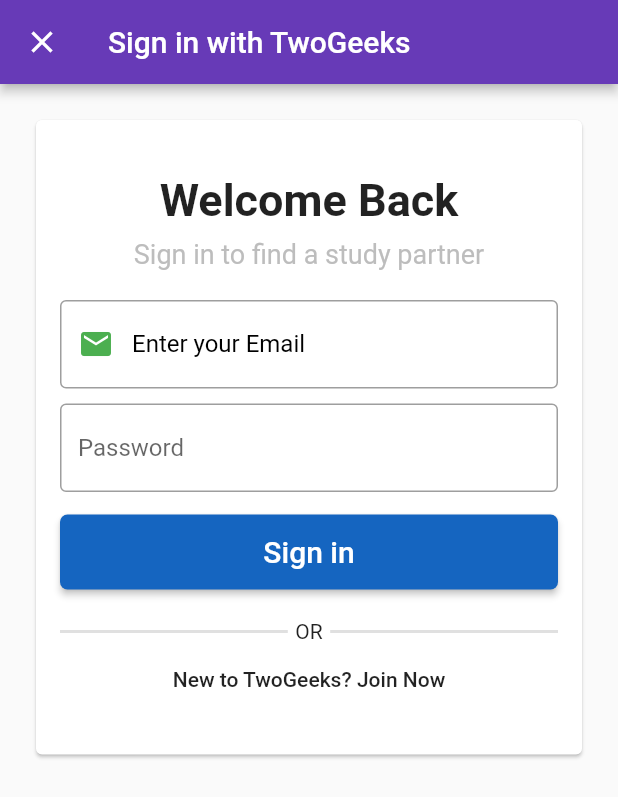
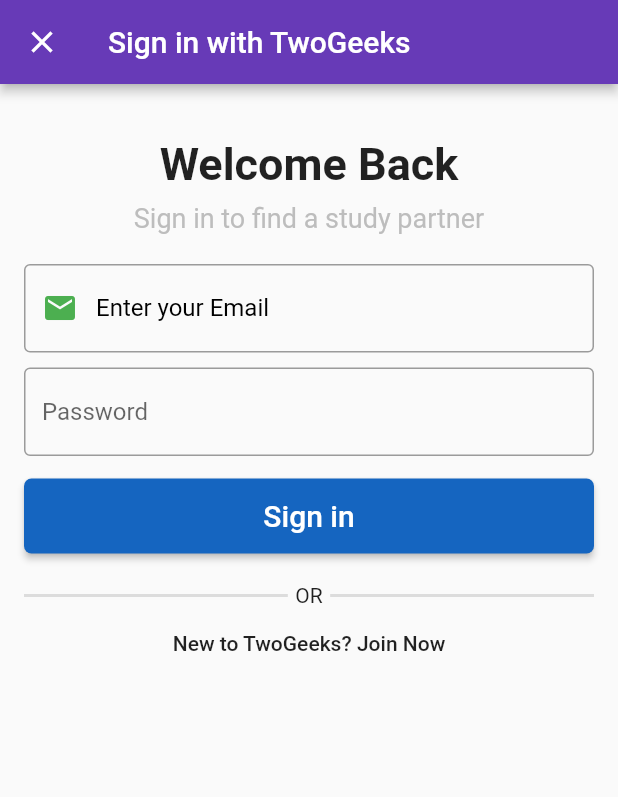
Before and after one commit to TwoGeeks/TwoGeeks, a Flutter app: the screen it shows after launch, after a tap on "Sign in with TwoGeeks", on a phone screen of 412 x 824 dp. Shown: the top 797 px of the screen. Run offline on Flutter 3.47's test engine with Material 2 defaults, Android fonts, the phone set to English and light mode, and no system bars; our stand-ins replace firebase_auth, google_sign_in; missing offline and left inert: flutter_facebook_login; accounts and stored records are empty.

Commit message:
fix pixel overflow bug

```diff
--- a/lib/app/sign_in/sign_in_page.dart
+++ b/lib/app/sign_in/sign_in_page.dart
@@ -44,6 +44,7 @@ class SignInPage extends StatelessWidget {
   @override
   Widget build(BuildContext context) {
     return Scaffold(
+      resizeToAvoidBottomPadding: false,
       appBar: AppBar(
         title: Text("TwoGeeks"),
         elevation: 3.0,
--- a/lib/app/sign_in/twogeeks_sign_in.dart
+++ b/lib/app/sign_in/twogeeks_sign_in.dart
@@ -14,12 +14,7 @@ class TwoGeeksSignInPage extends StatelessWidget {
         title: Text("Sign in with TwoGeeks"),
         elevation: 3.0,
       ),
-      body: Padding(
-        padding: const EdgeInsets.all(20),
-        child: Card(
-          child: TwoGeeksSignInForm(),
-        ),
-      )
+      body: TwoGeeksSignInForm(),
     );
   }
 }
--- a/lib/app/sign_in/twogeeks_sign_in_form.dart
+++ b/lib/app/sign_in/twogeeks_sign_in_form.dart
@@ -106,8 +106,7 @@ class TwoGeeksSignInForm extends StatelessWidget {
   Widget build(BuildContext context) {
     return Padding(
       padding: EdgeInsets.all(16),
-      child: Column(
-        mainAxisSize: MainAxisSize.min,
+      child: ListView(
         children: _buildChildren(),
       ),
     );
```
